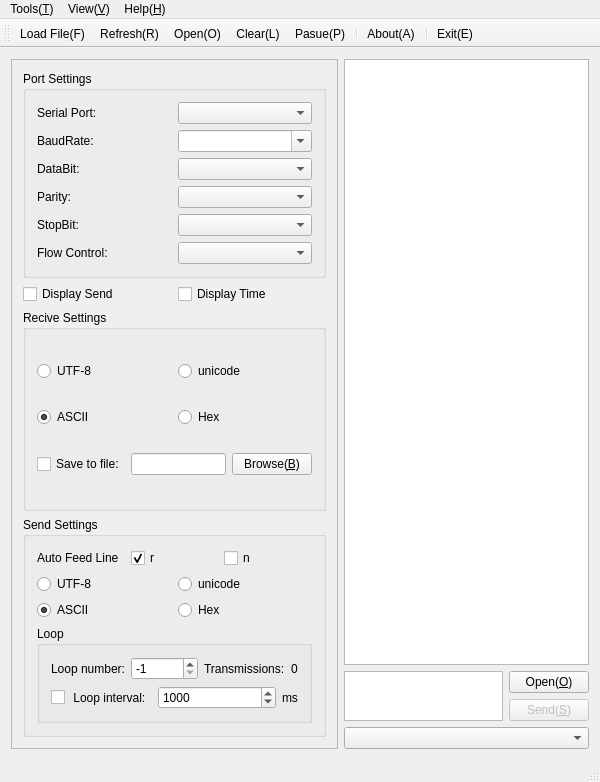
Old version of the form App/MainWindow.ui in the repository KangLin/SerialPortAssistant.
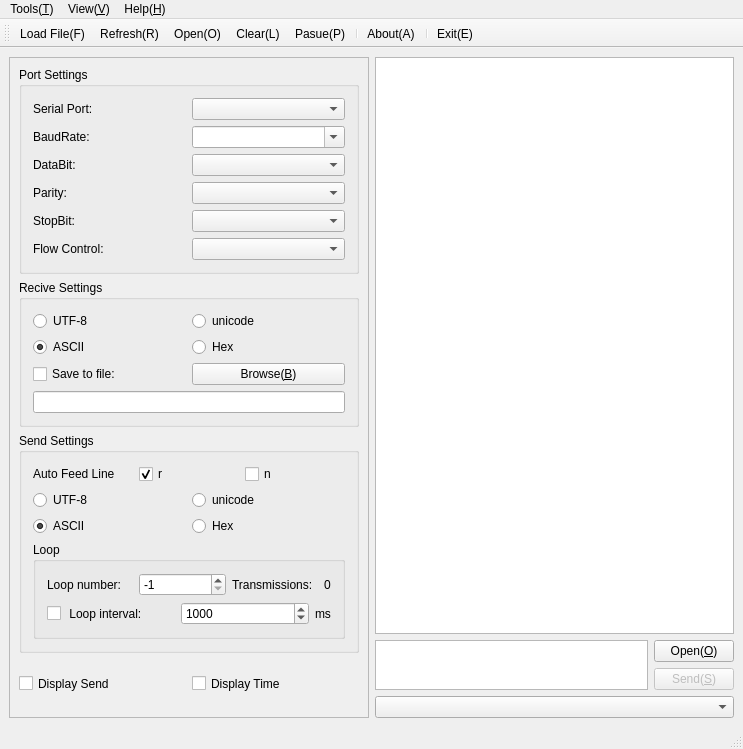
New version of the form. Icons and pictures are not drawn.

Patch:
```diff
--- a/App/MainWindow.ui
+++ b/App/MainWindow.ui
@@ -6,8 +6,8 @@
    <rect>
     <x>0</x>
     <y>0</y>
-    <width>600</width>
-    <height>782</height>
+    <width>743</width>
+    <height>749</height>
    </rect>
   </property>
   <property name="sizePolicy">
@@ -24,7 +24,179 @@
     <normaloff>:/image/AppIcon</normaloff>:/image/AppIcon</iconset>
   </property>
   <widget class="QWidget" name="centralWidget">
+   <property name="sizePolicy">
+    <sizepolicy hsizetype="Preferred" vsizetype="Preferred">
+     <horstretch>0</horstretch>
+     <verstretch>0</verstretch>
+    </sizepolicy>
+   </property>
    <layout class="QGridLayout" name="gridLayout_5">
+    <property name="leftMargin">
+     <number>0</number>
+    </property>
+    <property name="topMargin">
+     <number>0</number>
+    </property>
+    <property name="rightMargin">
+     <number>0</number>
+    </property>
+    <property name="bottomMargin">
+     <number>0</number>
+    </property>
+    <property name="spacing">
+     <number>0</number>
+    </property>
+    <item row="0" column="0">
+     <widget class="QScrollArea" name="scrollArea">
+      <property name="sizePolicy">
+       <sizepolicy hsizetype="Preferred" vsizetype="Preferred">
+        <horstretch>0</horstretch>
+        <verstretch>0</verstretch>
+       </sizepolicy>
+      </property>
+      <property name="frameShape">
+       <enum>QFrame::NoFrame</enum>
+      </property>
+      <property name="widgetResizable">
+       <bool>true</bool>
+      </property>
+      <widget class="QWidget" name="scrollAreaWidgetContents">
+       <property name="geometry">
+        <rect>
+         <x>0</x>
+         <y>0</y>
+         <width>743</width>
+         <height>666</height>
+        </rect>
+       </property>
+       <property name="sizePolicy">
+        <sizepolicy hsizetype="Preferred" vsizetype="Preferred">
+         <horstretch>0</horstretch>
+         <verstretch>0</verstretch>
+        </sizepolicy>
+       </property>
+       <layout class="QGridLayout" name="gridLayout_7">
+        <property name="leftMargin">
+         <number>0</number>
+        </property>
+        <property name="topMargin">
+         <number>0</number>
+        </property>
+        <property name="rightMargin">
+         <number>0</number>
+        </property>
+        <property name="bottomMargin">
+         <number>0</number>
+        </property>
+        <property name="spacing">
+         <number>0</number>
+        </property>
+        <item row="0" column="0">
+         <widget class="QWidget" name="widget" native="true">
+          <property name="sizePolicy">
+           <sizepolicy hsizetype="Preferred" vsizetype="Preferred">
+            <horstretch>0</horstretch>
+            <verstretch>0</verstretch>
+           </sizepolicy>
+          </property>
+          <layout class="QGridLayout" name="gridLayout_6">
+           <property name="leftMargin">
+            <number>9</number>
+           </property>
+           <property name="topMargin">
+            <number>9</number>
+           </property>
+           <property name="rightMargin">
+            <number>9</number>
+           </property>
+           <property name="bottomMargin">
+            <number>9</number>
+           </property>
+           <property name="spacing">
+            <number>6</number>
+           </property>
+           <item row="0" column="1">
+            <layout class="QVBoxLayout" name="verticalLayout_3">
+             <item>
+              <widget class="QTextEdit" name="teRecive">
+               <property name="sizePolicy">
+                <sizepolicy hsizetype="Expanding" vsizetype="Expanding">
+                 <horstretch>0</horstretch>
+                 <verstretch>0</verstretch>
+                </sizepolicy>
+               </property>
+               <property name="readOnly">
+                <bool>true</bool>
+               </property>
+              </widget>
+             </item>
+             <item>
+              <layout class="QHBoxLayout" name="horizontalLayout_10">
+               <item>
+                <widget class="QTextEdit" name="teSend">
+                 <property name="sizePolicy">
+                  <sizepolicy hsizetype="Expanding" vsizetype="Ignored">
+                   <horstretch>0</horstretch>
+                   <verstretch>2</verstretch>
+                  </sizepolicy>
+                 </property>
+                </widget>
+               </item>
+               <item>
+                <layout class="QVBoxLayout" name="verticalLayout_2">
+                 <item>
+                  <widget class="QPushButton" name="pbOpen">
+                   <property name="sizePolicy">
+                    <sizepolicy hsizetype="Minimum" vsizetype="Fixed">
+                     <horstretch>0</horstretch>
+                     <verstretch>0</verstretch>
+                    </sizepolicy>
+                   </property>
+                   <property name="text">
+                    <string>Open(&amp;O)</string>
+                   </property>
+                   <property name="icon">
+                    <iconset resource="Resource/Resource.qrc">
+                     <normaloff>:/icon/Start</normaloff>:/icon/Start</iconset>
+                   </property>
+                  </widget>
+                 </item>
+                 <item>
+                  <widget class="QPushButton" name="pbSend">
+                   <property name="enabled">
+                    <bool>false</bool>
+                   </property>
+                   <property name="sizePolicy">
+                    <sizepolicy hsizetype="Minimum" vsizetype="Fixed">
+                     <horstretch>0</horstretch>
+                     <verstretch>0</verstretch>
+                    </sizepolicy>
+                   </property>
+                   <property name="text">
+                    <string>Send(&amp;S)</string>
+                   </property>
+                   <property name="icon">
+                    <iconset resource="Resource/Resource.qrc">
+                     <normaloff>:/icon/Send</normaloff>:/icon/Send</iconset>
+                   </property>
+                  </widget>
+                 </item>
+                </layout>
+               </item>
+              </layout>
+             </item>
+             <item>
+              <widget class="QComboBox" name="cmbRecent">
+               <property name="sizePolicy">
+                <sizepolicy hsizetype="Preferred" vsizetype="Preferred">
+                 <horstretch>0</horstretch>
+                 <verstretch>0</verstretch>
+                </sizepolicy>
+               </property>
+              </widget>
+             </item>
+            </layout>
+           </item>
     <item row="0" column="0">
      <widget class="QFrame" name="frmLeftBar">
       <property name="sizePolicy">
@@ -37,13 +209,28 @@
        <enum>QFrame::StyledPanel</enum>
       </property>
       <property name="frameShadow">
-       <enum>QFrame::Raised</enum>
+              <enum>QFrame::Sunken</enum>
       </property>
       <layout class="QGridLayout" name="gridLayout_4">
+              <property name="leftMargin">
+               <number>9</number>
+              </property>
+              <property name="topMargin">
+               <number>9</number>
+              </property>
+              <property name="rightMargin">
+               <number>9</number>
+              </property>
+              <property name="bottomMargin">
+               <number>9</number>
+              </property>
+              <property name="spacing">
+               <number>6</number>
+              </property>
        <item row="0" column="0">
         <widget class="QGroupBox" name="groupBox">
          <property name="sizePolicy">
-          <sizepolicy hsizetype="Preferred" vsizetype="Preferred">
+                 <sizepolicy hsizetype="Preferred" vsizetype="Maximum">
            <horstretch>0</horstretch>
            <verstretch>0</verstretch>
           </sizepolicy>
@@ -184,203 +371,24 @@
          </layout>
         </widget>
        </item>
-       <item row="1" column="0">
-        <layout class="QHBoxLayout" name="horizontalLayout_15">
-         <item>
-          <widget class="QCheckBox" name="cbDisplaySend">
-           <property name="sizePolicy">
-            <sizepolicy hsizetype="Preferred" vsizetype="Fixed">
-             <horstretch>0</horstretch>
-             <verstretch>0</verstretch>
-            </sizepolicy>
-           </property>
-           <property name="text">
-            <string>Display Send</string>
-           </property>
-          </widget>
-         </item>
-         <item>
-          <widget class="QCheckBox" name="cbDisplayTime">
-           <property name="sizePolicy">
-            <sizepolicy hsizetype="Preferred" vsizetype="Fixed">
-             <horstretch>0</horstretch>
-             <verstretch>0</verstretch>
-            </sizepolicy>
-           </property>
-           <property name="text">
-            <string>Display Time</string>
-           </property>
-          </widget>
-         </item>
-        </layout>
-       </item>
-       <item row="2" column="0">
-        <widget class="QGroupBox" name="groupBox_2">
-         <property name="sizePolicy">
-          <sizepolicy hsizetype="Preferred" vsizetype="Preferred">
-           <horstretch>0</horstretch>
-           <verstretch>0</verstretch>
-          </sizepolicy>
-         </property>
-         <property name="title">
-          <string>Recive Settings</string>
-         </property>
-         <layout class="QGridLayout" name="gridLayout_2">
-          <item row="0" column="0">
-           <layout class="QHBoxLayout" name="horizontalLayout_12">
-            <item>
-             <widget class="QRadioButton" name="rbReciverUtf8">
-              <property name="text">
-               <string>UTF-8</string>
-              </property>
-             </widget>
-            </item>
-            <item>
-             <widget class="QRadioButton" name="rbRecvieUnicode">
-              <property name="text">
-               <string>unicode</string>
-              </property>
-             </widget>
-            </item>
-           </layout>
-          </item>
-          <item row="2" column="0">
-           <layout class="QHBoxLayout" name="horizontalLayout_16">
-            <item>
-             <widget class="QCheckBox" name="cbSaveToFile">
-              <property name="sizePolicy">
-               <sizepolicy hsizetype="Minimum" vsizetype="Fixed">
-                <horstretch>0</horstretch>
-                <verstretch>0</verstretch>
-               </sizepolicy>
-              </property>
-              <property name="text">
-               <string>Save to file:</string>
-              </property>
-             </widget>
-            </item>
-            <item>
-             <widget class="QLineEdit" name="leSaveToFile">
-              <property name="sizePolicy">
-               <sizepolicy hsizetype="Expanding" vsizetype="Fixed">
-                <horstretch>0</horstretch>
-                <verstretch>0</verstretch>
-               </sizepolicy>
-              </property>
-             </widget>
-            </item>
-            <item>
-             <widget class="QPushButton" name="pbBrowse">
-              <property name="sizePolicy">
-               <sizepolicy hsizetype="Minimum" vsizetype="Fixed">
-                <horstretch>0</horstretch>
-                <verstretch>0</verstretch>
-               </sizepolicy>
-              </property>
-              <property name="text">
-               <string>Browse(&amp;B)</string>
-              </property>
-             </widget>
-            </item>
-           </layout>
-          </item>
-          <item row="1" column="0">
-           <layout class="QHBoxLayout" name="horizontalLayout_7">
-            <item>
-             <widget class="QRadioButton" name="rbReciveASCII">
-              <property name="sizePolicy">
-               <sizepolicy hsizetype="Minimum" vsizetype="Fixed">
-                <horstretch>0</horstretch>
-                <verstretch>0</verstretch>
-               </sizepolicy>
-              </property>
-              <property name="text">
-               <string>ASCII</string>
-              </property>
-              <property name="checked">
-               <bool>true</bool>
-              </property>
-             </widget>
-            </item>
-            <item>
-             <widget class="QRadioButton" name="rbReciveHex">
-              <property name="sizePolicy">
-               <sizepolicy hsizetype="Minimum" vsizetype="Fixed">
-                <horstretch>0</horstretch>
-                <verstretch>0</verstretch>
-               </sizepolicy>
-              </property>
-              <property name="text">
-               <string>Hex</string>
-              </property>
-             </widget>
-            </item>
-           </layout>
-          </item>
-         </layout>
-        </widget>
-       </item>
        <item row="3" column="0">
         <widget class="QGroupBox" name="groupBox_3">
+                <property name="sizePolicy">
+                 <sizepolicy hsizetype="Preferred" vsizetype="Maximum">
+                  <horstretch>0</horstretch>
+                  <verstretch>0</verstretch>
+                 </sizepolicy>
+                </property>
          <property name="title">
           <string>Send Settings</string>
          </property>
          <layout class="QGridLayout" name="gridLayout_3">
-          <item row="0" column="0">
-           <layout class="QHBoxLayout" name="horizontalLayout_11">
-            <item>
-             <widget class="QLabel" name="label_8">
-              <property name="sizePolicy">
-               <sizepolicy hsizetype="Preferred" vsizetype="Preferred">
-                <horstretch>0</horstretch>
-                <verstretch>0</verstretch>
-               </sizepolicy>
-              </property>
-              <property name="text">
-               <string>Auto Feed Line</string>
-              </property>
-             </widget>
-            </item>
-            <item>
-             <widget class="QCheckBox" name="cbr">
-              <property name="sizePolicy">
-               <sizepolicy hsizetype="Preferred" vsizetype="Preferred">
-                <horstretch>0</horstretch>
-                <verstretch>0</verstretch>
-               </sizepolicy>
-              </property>
-              <property name="text">
-               <string>r</string>
-              </property>
-              <property name="checked">
-               <bool>true</bool>
-              </property>
-             </widget>
-            </item>
-            <item>
-             <widget class="QCheckBox" name="cbn">
-              <property name="sizePolicy">
-               <sizepolicy hsizetype="Preferred" vsizetype="Preferred">
-                <horstretch>0</horstretch>
-                <verstretch>0</verstretch>
-               </sizepolicy>
-              </property>
-              <property name="text">
-               <string>n</string>
-              </property>
-              <property name="checked">
-               <bool>false</bool>
-              </property>
-             </widget>
-            </item>
-           </layout>
-          </item>
           <item row="1" column="0">
            <layout class="QHBoxLayout" name="horizontalLayout_13">
             <item>
              <widget class="QRadioButton" name="rbSendUtf8">
               <property name="sizePolicy">
-               <sizepolicy hsizetype="Preferred" vsizetype="Fixed">
+                      <sizepolicy hsizetype="Preferred" vsizetype="Preferred">
                 <horstretch>0</horstretch>
                 <verstretch>0</verstretch>
                </sizepolicy>
@@ -393,7 +401,7 @@
             <item>
              <widget class="QRadioButton" name="rbSendUnicode">
               <property name="sizePolicy">
-               <sizepolicy hsizetype="Preferred" vsizetype="Fixed">
+                      <sizepolicy hsizetype="Preferred" vsizetype="Preferred">
                 <horstretch>0</horstretch>
                 <verstretch>0</verstretch>
                </sizepolicy>
@@ -405,39 +413,6 @@
             </item>
            </layout>
           </item>
-          <item row="2" column="0">
-           <layout class="QHBoxLayout" name="horizontalLayout_8">
-            <item>
-             <widget class="QRadioButton" name="rbSendASCII">
-              <property name="sizePolicy">
-               <sizepolicy hsizetype="Preferred" vsizetype="Preferred">
-                <horstretch>0</horstretch>
-                <verstretch>0</verstretch>
-               </sizepolicy>
-              </property>
-              <property name="text">
-               <string>ASCII</string>
-              </property>
-              <property name="checked">
-               <bool>true</bool>
-              </property>
-             </widget>
-            </item>
-            <item>
-             <widget class="QRadioButton" name="rbSendHex">
-              <property name="sizePolicy">
-               <sizepolicy hsizetype="Preferred" vsizetype="Preferred">
-                <horstretch>0</horstretch>
-                <verstretch>0</verstretch>
-               </sizepolicy>
-              </property>
-              <property name="text">
-               <string>Hex</string>
-              </property>
-             </widget>
-            </item>
-           </layout>
-          </item>
           <item row="3" column="0">
            <widget class="QGroupBox" name="groupBox_4">
             <property name="sizePolicy">
@@ -462,7 +437,7 @@
                <item>
                 <widget class="QSpinBox" name="sbLoopNumber">
                  <property name="sizePolicy">
-                  <sizepolicy hsizetype="MinimumExpanding" vsizetype="Preferred">
+                         <sizepolicy hsizetype="Preferred" vsizetype="Preferred">
                    <horstretch>0</horstretch>
                    <verstretch>0</verstretch>
                   </sizepolicy>
@@ -490,6 +465,12 @@
                </item>
                <item>
                 <widget class="QLabel" name="lbTransmissions">
+                        <property name="sizePolicy">
+                         <sizepolicy hsizetype="Maximum" vsizetype="Preferred">
+                          <horstretch>0</horstretch>
+                          <verstretch>0</verstretch>
+                         </sizepolicy>
+                        </property>
                  <property name="toolTip">
                   <string>Transmissions</string>
                  </property>
@@ -518,7 +499,7 @@
                <item>
                 <widget class="QSpinBox" name="sbLoopTime">
                  <property name="sizePolicy">
-                  <sizepolicy hsizetype="MinimumExpanding" vsizetype="Preferred">
+                         <sizepolicy hsizetype="Preferred" vsizetype="Preferred">
                    <horstretch>0</horstretch>
                    <verstretch>0</verstretch>
                   </sizepolicy>
@@ -533,6 +514,12 @@
                </item>
                <item>
                 <widget class="QLabel" name="label_7">
+                        <property name="sizePolicy">
+                         <sizepolicy hsizetype="Maximum" vsizetype="Preferred">
+                          <horstretch>0</horstretch>
+                          <verstretch>0</verstretch>
+                         </sizepolicy>
+                        </property>
                  <property name="text">
                   <string>ms</string>
                  </property>
@@ -543,93 +530,248 @@
             </layout>
            </widget>
           </item>
-         </layout>
-        </widget>
-       </item>
-      </layout>
-     </widget>
-    </item>
-    <item row="0" column="1">
-     <layout class="QVBoxLayout" name="verticalLayout_3">
+                 <item row="0" column="0">
+                  <layout class="QHBoxLayout" name="horizontalLayout_11">
+                   <item>
+                    <widget class="QLabel" name="label_8">
+                     <property name="sizePolicy">
+                      <sizepolicy hsizetype="Preferred" vsizetype="Preferred">
+                       <horstretch>0</horstretch>
+                       <verstretch>0</verstretch>
+                      </sizepolicy>
+                     </property>
+                     <property name="text">
+                      <string>Auto Feed Line</string>
+                     </property>
+                    </widget>
+                   </item>
       <item>
-       <widget class="QTextEdit" name="teRecive">
+                    <widget class="QCheckBox" name="cbr">
         <property name="sizePolicy">
-         <sizepolicy hsizetype="Expanding" vsizetype="Expanding">
+                      <sizepolicy hsizetype="Preferred" vsizetype="Preferred">
           <horstretch>0</horstretch>
           <verstretch>0</verstretch>
          </sizepolicy>
         </property>
-        <property name="readOnly">
+                     <property name="text">
+                      <string>r</string>
+                     </property>
+                     <property name="checked">
          <bool>true</bool>
         </property>
        </widget>
       </item>
       <item>
-       <layout class="QHBoxLayout" name="horizontalLayout_10">
-        <item>
-         <widget class="QTextEdit" name="teSend">
+                    <widget class="QCheckBox" name="cbn">
           <property name="sizePolicy">
-           <sizepolicy hsizetype="Expanding" vsizetype="Ignored">
-            <horstretch>0</horstretch>
-            <verstretch>2</verstretch>
-           </sizepolicy>
-          </property>
-         </widget>
-        </item>
-        <item>
-         <layout class="QVBoxLayout" name="verticalLayout_2">
-          <item>
-           <widget class="QPushButton" name="pbOpen">
-            <property name="sizePolicy">
-             <sizepolicy hsizetype="Minimum" vsizetype="Fixed">
+                      <sizepolicy hsizetype="Preferred" vsizetype="Preferred">
               <horstretch>0</horstretch>
               <verstretch>0</verstretch>
              </sizepolicy>
             </property>
             <property name="text">
-             <string>Open(&amp;O)</string>
-            </property>
-            <property name="icon">
-             <iconset resource="Resource/Resource.qrc">
-              <normaloff>:/icon/Start</normaloff>:/icon/Start</iconset>
-            </property>
-           </widget>
-          </item>
-          <item>
-           <widget class="QPushButton" name="pbSend">
-            <property name="enabled">
+                      <string>n</string>
+                     </property>
+                     <property name="checked">
              <bool>false</bool>
             </property>
+                    </widget>
+                   </item>
+                  </layout>
+                 </item>
+                 <item row="2" column="0">
+                  <layout class="QHBoxLayout" name="horizontalLayout_8">
+                   <item>
+                    <widget class="QRadioButton" name="rbSendASCII">
             <property name="sizePolicy">
-             <sizepolicy hsizetype="Minimum" vsizetype="Fixed">
+                      <sizepolicy hsizetype="Preferred" vsizetype="Preferred">
               <horstretch>0</horstretch>
               <verstretch>0</verstretch>
              </sizepolicy>
             </property>
             <property name="text">
-             <string>Send(&amp;S)</string>
-            </property>
-            <property name="icon">
-             <iconset resource="Resource/Resource.qrc">
-              <normaloff>:/icon/Send</normaloff>:/icon/Send</iconset>
+                      <string>ASCII</string>
+                     </property>
+                     <property name="checked">
+                      <bool>true</bool>
             </property>
            </widget>
           </item>
+                   <item>
+                    <widget class="QRadioButton" name="rbSendHex">
+                     <property name="sizePolicy">
+                      <sizepolicy hsizetype="Preferred" vsizetype="Preferred">
+                       <horstretch>0</horstretch>
+                       <verstretch>0</verstretch>
+                      </sizepolicy>
+                     </property>
+                     <property name="text">
+                      <string>Hex</string>
+                     </property>
+                    </widget>
+                   </item>
          </layout>
         </item>
        </layout>
-      </item>
+               </widget>
+              </item>
+              <item row="2" column="0">
+               <widget class="QGroupBox" name="groupBox_2">
+                <property name="sizePolicy">
+                 <sizepolicy hsizetype="Preferred" vsizetype="Maximum">
+                  <horstretch>0</horstretch>
+                  <verstretch>0</verstretch>
+                 </sizepolicy>
+                </property>
+                <property name="title">
+                 <string>Recive Settings</string>
+                </property>
+                <layout class="QGridLayout" name="gridLayout_2">
+                 <item row="0" column="0">
+                  <layout class="QHBoxLayout" name="horizontalLayout_12">
       <item>
-       <widget class="QComboBox" name="cmbRecent">
+                    <widget class="QRadioButton" name="rbReciverUtf8">
         <property name="sizePolicy">
          <sizepolicy hsizetype="Preferred" vsizetype="Preferred">
           <horstretch>0</horstretch>
           <verstretch>0</verstretch>
          </sizepolicy>
         </property>
-       </widget>
-      </item>
-     </layout>
+                     <property name="text">
+                      <string>UTF-8</string>
+                     </property>
+                    </widget>
+                   </item>
+                   <item>
+                    <widget class="QRadioButton" name="rbRecvieUnicode">
+                     <property name="sizePolicy">
+                      <sizepolicy hsizetype="Preferred" vsizetype="Preferred">
+                       <horstretch>0</horstretch>
+                       <verstretch>0</verstretch>
+                      </sizepolicy>
+                     </property>
+                     <property name="text">
+                      <string>unicode</string>
+                     </property>
+                    </widget>
+                   </item>
+                  </layout>
+                 </item>
+                 <item row="1" column="0">
+                  <layout class="QHBoxLayout" name="horizontalLayout_7">
+                   <item>
+                    <widget class="QRadioButton" name="rbReciveASCII">
+                     <property name="sizePolicy">
+                      <sizepolicy hsizetype="Preferred" vsizetype="Preferred">
+                       <horstretch>0</horstretch>
+                       <verstretch>0</verstretch>
+                      </sizepolicy>
+                     </property>
+                     <property name="text">
+                      <string>ASCII</string>
+                     </property>
+                     <property name="checked">
+                      <bool>true</bool>
+                     </property>
+                    </widget>
+                   </item>
+                   <item>
+                    <widget class="QRadioButton" name="rbReciveHex">
+                     <property name="sizePolicy">
+                      <sizepolicy hsizetype="Preferred" vsizetype="Preferred">
+                       <horstretch>0</horstretch>
+                       <verstretch>0</verstretch>
+                      </sizepolicy>
+                     </property>
+                     <property name="text">
+                      <string>Hex</string>
+                     </property>
+                    </widget>
+                   </item>
+                  </layout>
+                 </item>
+                 <item row="2" column="0">
+                  <layout class="QHBoxLayout" name="horizontalLayout_16">
+                   <item>
+                    <widget class="QCheckBox" name="cbSaveToFile">
+                     <property name="sizePolicy">
+                      <sizepolicy hsizetype="Preferred" vsizetype="Preferred">
+                       <horstretch>0</horstretch>
+                       <verstretch>0</verstretch>
+                      </sizepolicy>
+                     </property>
+                     <property name="text">
+                      <string>Save to file:</string>
+                     </property>
+                    </widget>
+                   </item>
+                   <item>
+                    <widget class="QPushButton" name="pbBrowse">
+                     <property name="sizePolicy">
+                      <sizepolicy hsizetype="Preferred" vsizetype="Preferred">
+                       <horstretch>0</horstretch>
+                       <verstretch>0</verstretch>
+                      </sizepolicy>
+                     </property>
+                     <property name="text">
+                      <string>Browse(&amp;B)</string>
+                     </property>
+                    </widget>
+                   </item>
+                  </layout>
+                 </item>
+                 <item row="3" column="0">
+                  <widget class="QLineEdit" name="leSaveToFile">
+                   <property name="sizePolicy">
+                    <sizepolicy hsizetype="Expanding" vsizetype="Preferred">
+                     <horstretch>0</horstretch>
+                     <verstretch>0</verstretch>
+                    </sizepolicy>
+                   </property>
+                  </widget>
+                 </item>
+                </layout>
+               </widget>
+              </item>
+              <item row="4" column="0">
+               <layout class="QHBoxLayout" name="horizontalLayout_15">
+                <item>
+                 <widget class="QCheckBox" name="cbDisplaySend">
+                  <property name="sizePolicy">
+                   <sizepolicy hsizetype="Preferred" vsizetype="Preferred">
+                    <horstretch>0</horstretch>
+                    <verstretch>0</verstretch>
+                   </sizepolicy>
+                  </property>
+                  <property name="text">
+                   <string>Display Send</string>
+                  </property>
+                 </widget>
+                </item>
+                <item>
+                 <widget class="QCheckBox" name="cbDisplayTime">
+                  <property name="sizePolicy">
+                   <sizepolicy hsizetype="Preferred" vsizetype="Preferred">
+                    <horstretch>0</horstretch>
+                    <verstretch>0</verstretch>
+                   </sizepolicy>
+                  </property>
+                  <property name="text">
+                   <string>Display Time</string>
+                  </property>
+                 </widget>
+                </item>
+               </layout>
+              </item>
+             </layout>
+            </widget>
+           </item>
+          </layout>
+         </widget>
+        </item>
+       </layout>
+      </widget>
+     </widget>
     </item>
    </layout>
   </widget>
@@ -638,8 +780,8 @@
     <rect>
      <x>0</x>
      <y>0</y>
-     <width>600</width>
-     <height>28</height>
+     <width>743</width>
+     <height>22</height>
     </rect>
    </property>
    <widget class="QMenu" name="menuTools_T">
```
Lines whose indentation alone changed are shown as unchanged.
